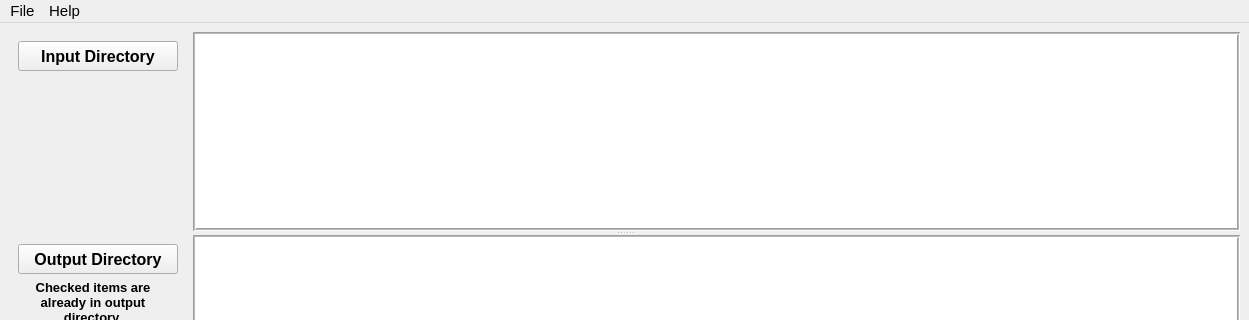
Old version of the form widgets/gui_layout.ui in the repository greydongilmore/data2bids; both pictures show x 0 to 1249 and y 0 to 320 of the 1249 by 782 pixel window.
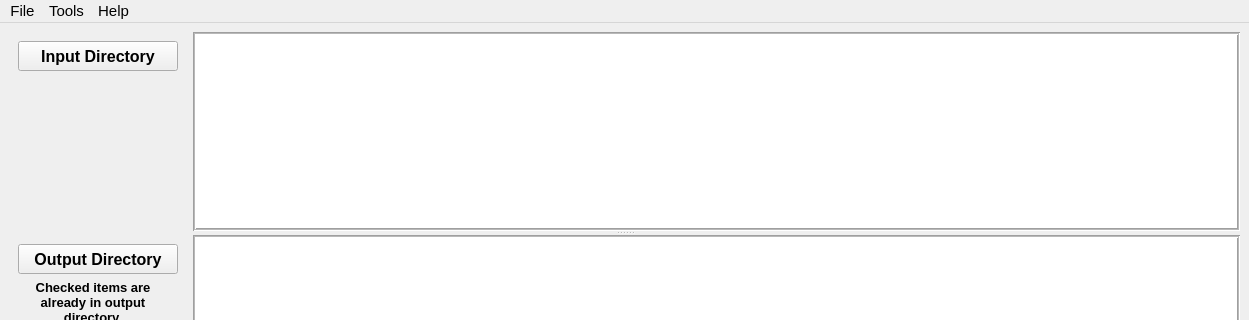
New version of the form. Icons and pictures are not drawn.

Commit message: add corrupt EDF file tool

What changed in the file:
```diff
--- a/widgets/gui_layout.ui
+++ b/widgets/gui_layout.ui
@@ -1242,7 +1242,14 @@
     </property>
     <addaction name="actionAbout"/>
    </widget>
+   <widget class="QMenu" name="menuTools">
+    <property name="title">
+     <string>Tools</string>
+    </property>
+    <addaction name="actionOverwrite_Type"/>
+   </widget>
    <addaction name="menuFile"/>
+   <addaction name="menuTools"/>
    <addaction name="menuHelp"/>
   </widget>
   <action name="actionLoad_data">
```
Left out of the diff: 11 changed lines with no effect on the pictures. The commit also changes 7 other files.
